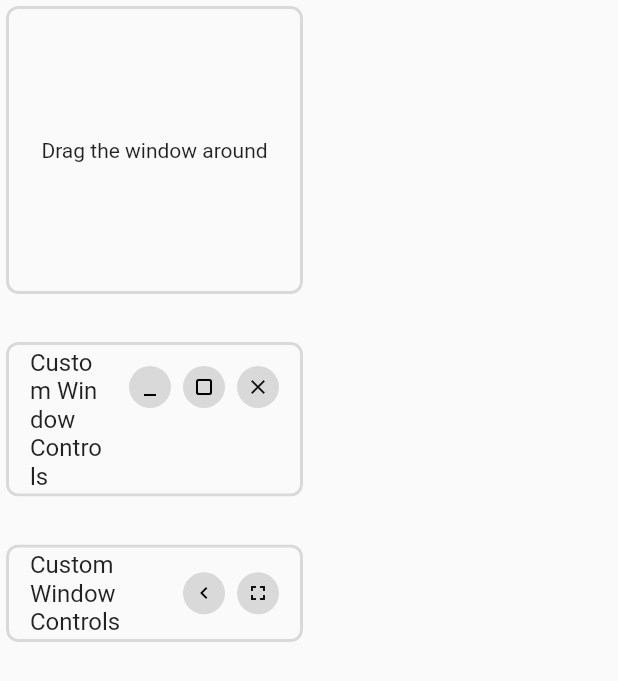
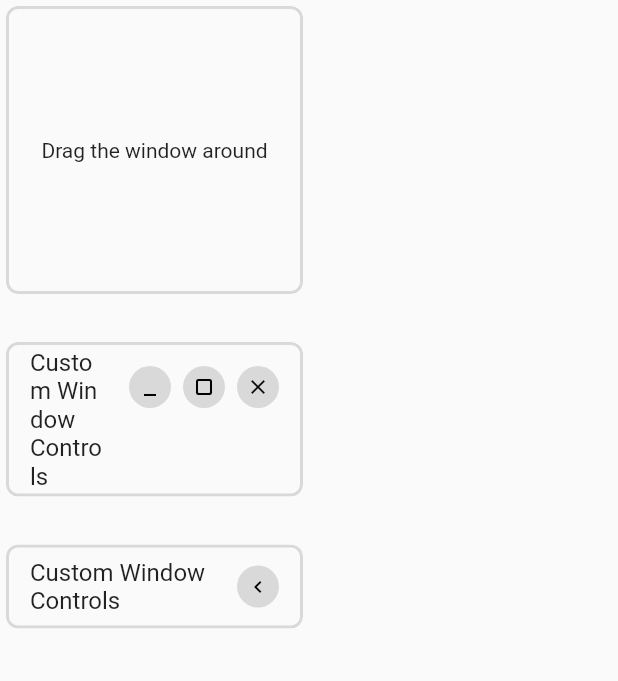
Before and after one commit to dahliaOS/zenit_ui, a Flutter app: the ZenitWindowControlsExample widget shown alone on an empty page, opened directly, on a phone screen of 412 x 824 dp. Shown: the top 681 px of the screen. Run offline on Flutter 3.47's test engine with Material 2 defaults, Android fonts, the phone set to English and light mode, and no system bars; our stand-ins replace gap, google_fonts; missing offline and left inert: window_manager; statements that could not run were skipped.

Commit message:
Remove fullscreen button

```diff
--- a/example/lib/pages/window_controls.dart
+++ b/example/lib/pages/window_controls.dart
@@ -48,11 +48,6 @@ class ZenitWindowControlsExample extends StatelessWidget {
                 icon: Icons.chevron_left,
                 onPressed: () => Navigator.maybePop(context),
               ),
-              const Gap(8),
-              ZenitWindowControl(
-                icon: Icons.fullscreen,
-                onPressed: () async => ZenitWindow.toggleFullscreen(),
-              ),
             ],
           ),
         ),
```
